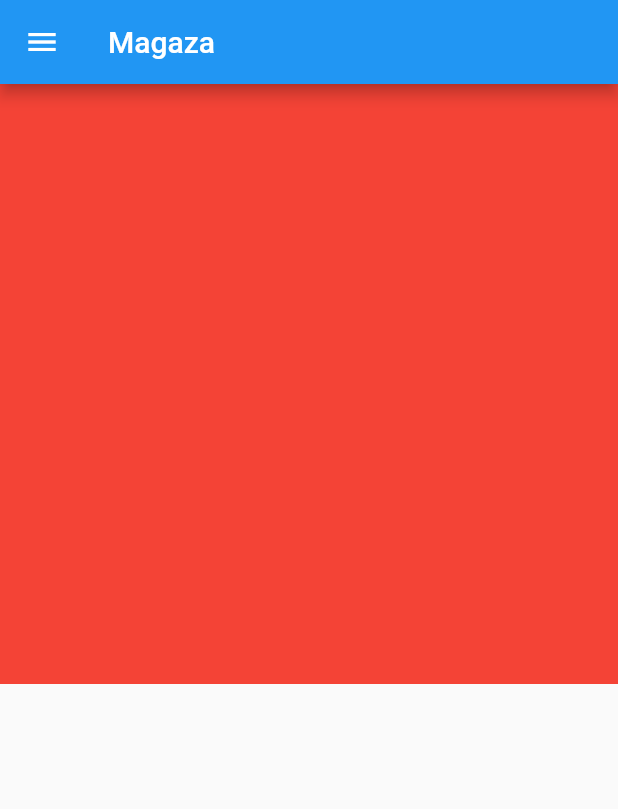
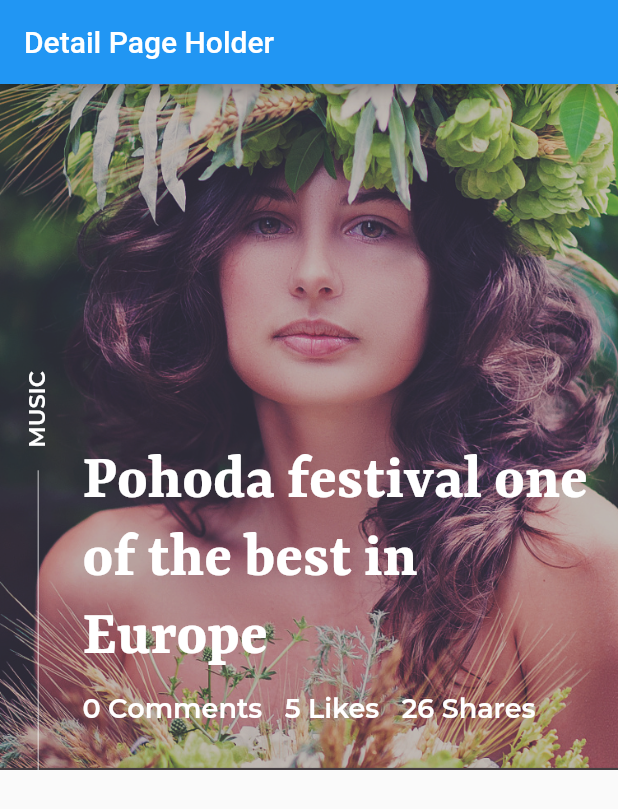
Before and after one commit to smoj/magaza-flutter, a Flutter app: the screen it shows after launch, on a phone screen of 412 x 824 dp. Shown: the top 809 px of the screen. Run offline on Flutter 3.47's test engine with Material 2 defaults, Android fonts, the phone set to English and light mode, and no system bars.

Commit message:
Started Fleshout of Detail Screen. Added assets subfolder to pubspec.yaml

```diff
--- a/lib/main.dart
+++ b/lib/main.dart
@@ -12,97 +12,84 @@ class MyApp extends StatelessWidget {
     return MaterialApp(
       home: Scaffold(
         appBar: AppBar(
-          title: Text('Magaza'),
+          title: Text('Detail Page Holder'),
         ),
-        drawer: Drawer(
-          child: ListView(
-            padding: EdgeInsets.zero,
-            children: <Widget>[
-              Container(
-                color: Color.fromRGBO(28, 27, 27, 1),
-                height: 30,
-              ),
-              DrawerHeader(
-                decoration: BoxDecoration(
-                  color: Color.fromRGBO(28, 27, 27, 1)
-                ),
-                padding: EdgeInsets.zero,
-                margin: EdgeInsets.zero,
-                child: Container(
-                  padding: EdgeInsets.symmetric(horizontal: 20, vertical: 20),
-                  child: Column(
-                    crossAxisAlignment: CrossAxisAlignment.start,
-                    children: <Widget>[
-                      Text('Hello,', style: TextStyle(
-                        color: Colors.white,
-                        fontFamily: 'Montserrat',
-                        fontWeight: FontWeight.w300
-                      ),),
-                      Text('Elizabeth Hurley', style: TextStyle(
-                        color: Colors.white,
-                        fontFamily: 'Yrsa',
-                        fontSize: 40,
-                        fontWeight: FontWeight.w600
-                      ),)
-                    ],
-                  ),
-                ),
-              ),
-              Container(
-                padding: EdgeInsets.zero,
-                color: Color.fromRGBO(28, 27, 27, 1),
+        body: SingleChildScrollView(
           child: Column(
             children: <Widget>[
-                    ListTile(
-                      title: Text('Links', style: TextStyle(
+              Stack(
+                children: <Widget>[
+                  FittedBox(
+                    fit: BoxFit.fill,
+                    child: Image.asset('assets/magaza/feed-pic-1.png'),
+                  ),
+                  Positioned(
+                    bottom: 30,
+                    left: 55,
+                    right: 20,
+                    child: Column(
+                      children: <Widget>[
+                        Text('Pohoda festival one of the best in Europe', style: TextStyle(
                             color: Colors.white,
-                        fontWeight: FontWeight.w600,
-                        fontFamily: 'Montserrat',
-                        fontSize: 18
+                            fontSize: 43,
+                            fontFamily: 'Yrsa',
+                            fontWeight: FontWeight.w600
                         ),),
-                      leading: Icon(Icons.ac_unit, color: Colors.white,),
-                      trailing: Container(
-                        padding: EdgeInsets.fromLTRB(0, 5, 0, 0),
-                        width: 30,
-                        height: 30,
-                        child: Text('89', textAlign: TextAlign.center, style: TextStyle(
+                        SizedBox(height: 10,),
+                        Row(
+                          children: <Widget>[
+                            Text('0 Comments', style: TextStyle(
                                 color: Colors.white,
-                          fontSize: 15,
+                                fontSize: 18,
                                 fontFamily: 'Montserrat',
                                 fontWeight: FontWeight.w600
                             ),),
-                        decoration: BoxDecoration(
-                          color: Colors.red,
-                          borderRadius: BorderRadius.circular(50)
-                        ),
-                      ),
-                    ),
-                    ListTile(
-                      title: Text('Settings', style: TextStyle(
+                            SizedBox(width: 15,),
+                            Text('5 Likes', style: TextStyle(
                                 color: Colors.white,
-                          fontWeight: FontWeight.w600,
+                                fontSize: 18,
                                 fontFamily: 'Montserrat',
-                          fontSize: 18
+                                fontWeight: FontWeight.w600
                             ),),
-                    ),
+                            SizedBox(width: 15,),
+                            Text('26 Shares', style: TextStyle(
+                                color: Colors.white,
+                                fontSize: 18,
+                                fontFamily: 'Montserrat',
+                                fontWeight: FontWeight.w600
+                            ),),
                           ],
-                ),
                         )
                       ],
                     ),
                   ),
-        body: SafeArea(
-          child: SingleChildScrollView(
-            child: Stack(
-              children: <Widget>[
-                Container(
-                  color: Colors.red,
-                  height: 400,
+                  Positioned(
+                    bottom: 0,
+                    left: 25,
+                    child: Container(
+                      width: 1,
+                      height: 200,
+                      color: Color.fromRGBO(255, 255, 255, 0.5),
+                    ),
+                  ),
+                  Positioned(
+                    bottom: 215,
+                    left: 15,
+                    child: RotatedBox(
+                      quarterTurns: 3,
+                      child: Text('MUSIC', style: TextStyle(
+                        color: Colors.white,
+                        fontFamily: 'Montserrat',
+                        fontSize: 15,
+                        fontWeight: FontWeight.w700
+                      ),),
+                    ),
                   )
                 ],
               )
+            ],
           ),
-        ),
+        )
       ),
     );
   }
--- a/pubspec.yaml
+++ b/pubspec.yaml
@@ -42,7 +42,8 @@ flutter:
 
   # To add assets to your application, add an assets section, like this:
   assets:
-   - assets/
+    - assets/
+    - assets/magaza/
 
   # An image asset can refer to one or more resolution-specific "variants", see
   # https://flutter.dev/assets-and-images/#resolution-aware.
```
Lines whose indentation alone changed are shown as unchanged.
